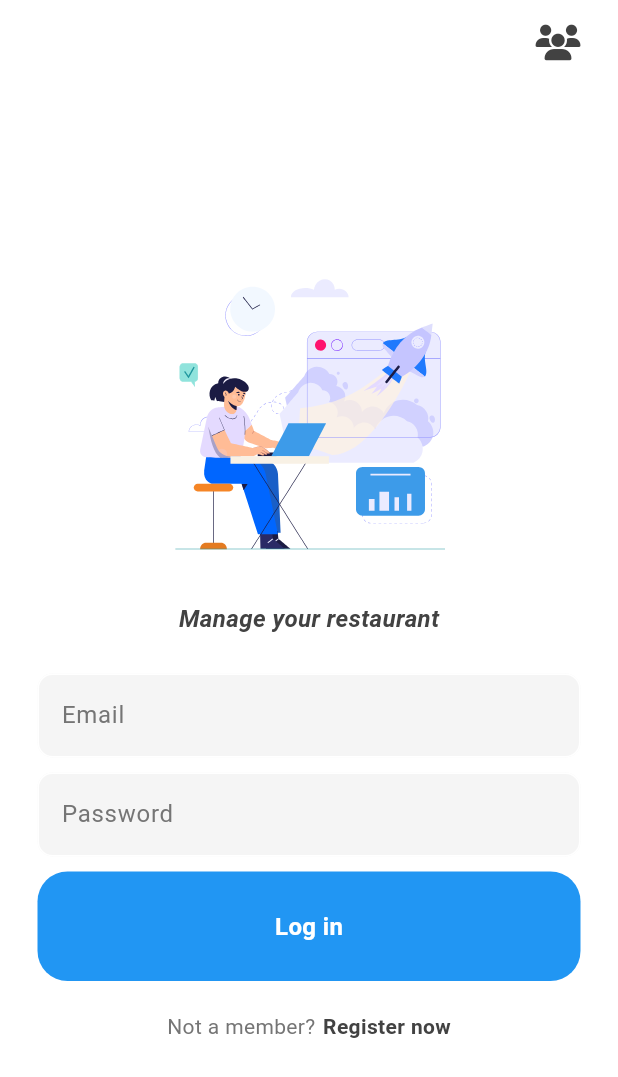
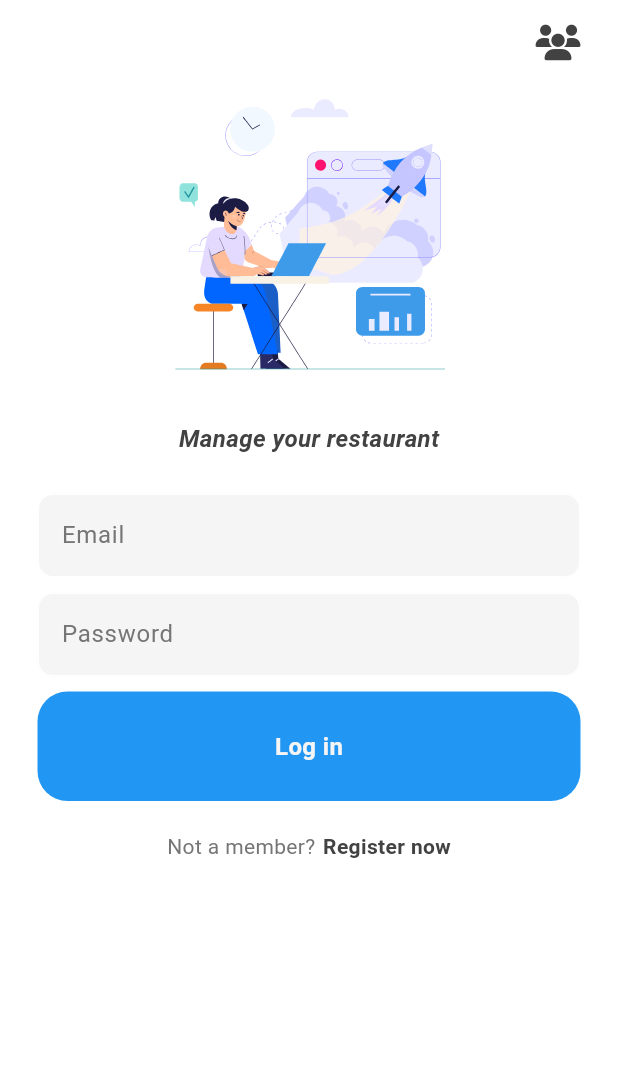
Before and after one commit to Alfred-T-Y/manage_restaurant, a Flutter app: the screen it shows after launch, on a phone screen of 412 x 824 dp. Shown: the top 1077 px of the screen. Run offline on Flutter 3.47's test engine with Material 3 defaults, Android fonts, the phone set to English and light mode, and no system bars; our stand-ins replace font_awesome_flutter, lottie, shared_preferences.

Commit message:
login and register pages corrected

```diff
--- a/lib/components/my_button.dart
+++ b/lib/components/my_button.dart
@@ -27,7 +27,7 @@ class MyButton extends StatelessWidget {
             text,
             style : TextStyle(
               fontWeight: FontWeight.bold,
-              color: Theme.of(context).colorScheme.tertiary,
+              color: Colors.grey.shade100,
               fontSize: 16,
             ),
             ),),
--- a/lib/components/my_textfield.dart
+++ b/lib/components/my_textfield.dart
@@ -46,7 +46,7 @@ class MyTextfield extends StatelessWidget {
         },
         validator: (value){
           if(value!.isEmpty){
-            return 'Please enter the $champ';
+            return 'Please enter $champ';
           }
         return null;
         },
--- a/lib/pages/admin/admin_login_page.dart
+++ b/lib/pages/admin/admin_login_page.dart
@@ -72,7 +72,10 @@ class _AdminLoginPageState extends State<AdminLoginPage> {
         ),
       ),
       backgroundColor: Theme.of(context).colorScheme.surface,
-      body: Column(
+      body: SingleChildScrollView(
+        child: Form(
+          key: formkey,
+          child: Column(
             mainAxisAlignment: MainAxisAlignment.center,
             children: [
               //logo
@@ -105,6 +108,7 @@ class _AdminLoginPageState extends State<AdminLoginPage> {
                 controller: emailController,
                 focusNode: emailFocus,
                 focusnext: passWordFocus,
+                champ: "your email",
                 ),
               SizedBox(height: 10,),
 
@@ -114,6 +118,8 @@ class _AdminLoginPageState extends State<AdminLoginPage> {
                 obscureText: true,
                 controller: passwordController,
                 focusNode: passWordFocus,
+                focusnext: focussubmission,
+                champ: "your password",
                 ),
               SizedBox(height: 10,),
 
@@ -149,6 +155,8 @@ class _AdminLoginPageState extends State<AdminLoginPage> {
               SizedBox(height: 10,),
             ],
           ),
+        ),
+      ),
     );
   }
 }
```
Also changed, not shown: lib/components/my_dropdownbuttonformfield.dart (+8 -11 lines), lib/pages/admin/admin_register_page.dart (+14 -5 lines), lib/pages/worker/worker_login_page.dart (+9 -1 lines), lib/pages/worker/worker_register_page.dart (+21 -7 lines). Lines whose indentation alone changed are shown as unchanged.
